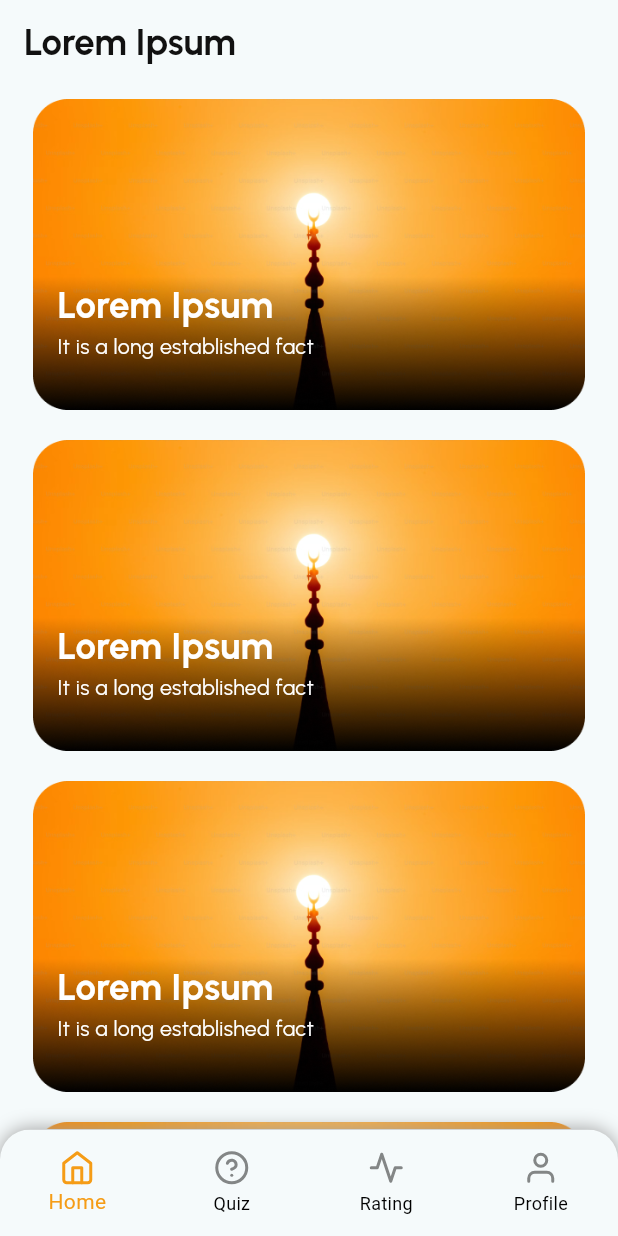
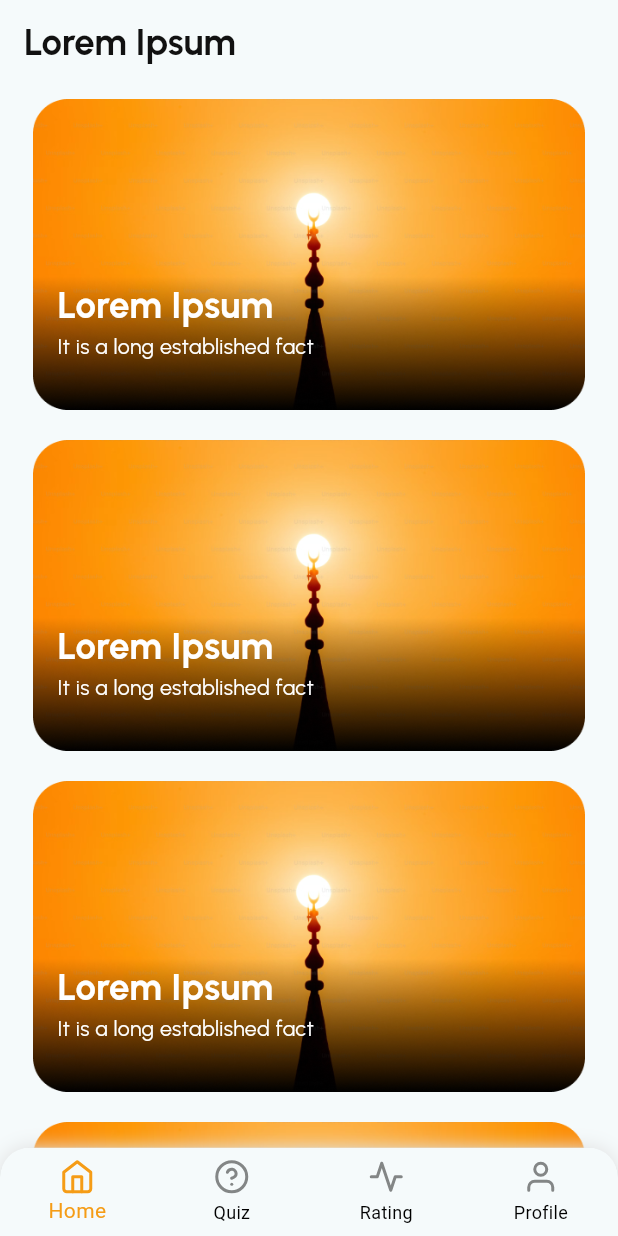
Before and after one commit to xasanov1716/Nabeey, a Flutter app: the screen it shows after launch, on a phone screen of 412 x 824 dp. Run offline on Flutter 3.47's test engine with Material 2 defaults, Android fonts, the phone set to English and light mode, and no system bars; drawn by our look-alikes of zoom_tap_animation; our stand-ins replace flutter_screenutil, flutter_svg, shared_preferences.

Commit message:
some changes

```diff
--- a/lib/ui/tab/tab_box.dart
+++ b/lib/ui/tab/tab_box.dart
@@ -37,12 +37,12 @@ class _TabBoxState extends State<TabBox> {
     return Scaffold(
       body: screens[currentIndex],
       bottomNavigationBar: Container(
-        height: height*(70/812),
-        decoration: const BoxDecoration(
-          borderRadius: BorderRadius.only(
+        decoration: BoxDecoration(
+          borderRadius: const BorderRadius.only(
               topRight: Radius.circular(20), topLeft: Radius.circular(20)),
           boxShadow: [
-            BoxShadow(color: Colors.grey, spreadRadius: 0, blurRadius: 10),
+            BoxShadow(
+                color: Colors.grey.shade300, spreadRadius: 0, blurRadius: 10),
           ],
         ),
         child: ClipRRect(
@@ -56,7 +56,6 @@ class _TabBoxState extends State<TabBox> {
             selectedItemColor: AppColors.C_F59C16,
             unselectedIconTheme: IconThemeData(color: AppColors.black),
             selectedIconTheme: IconThemeData(color: AppColors.C_F59C16),
-
             items: [
               BottomNavigationBarItem(
                   icon: SvgPicture.asset(AppIcons.home), label: "Home"),
```
Also changed, not shown: 2 other files.
